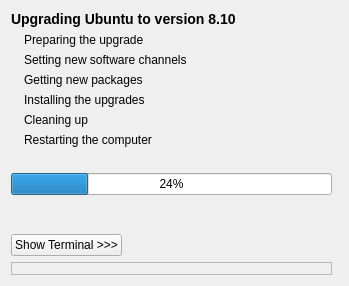
Above: pkgs/update-manager/tags/update-manager-2:0.134.10-0guada1/DistUpgrade/window_main.ui from Https-github-com-sulaeman51/guadalinex-v7 before the change. Below: the same form after it.
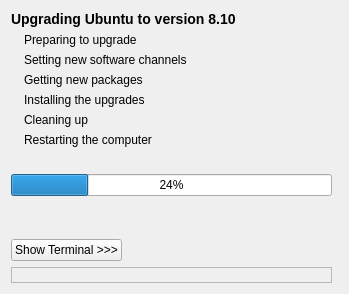
That is the form after the change.

Commit message: * DistUpgrade: load DistUpgradeViewKDE not KDE4 * DistUpgradeViewKDE: Fix various translations * DistUpgradeViewKDE: Add window icon

Patch:
```diff
--- a/pkgs/update-manager/tags/update-manager-2:0.134.10-0guada1/DistUpgrade/window_main.ui
+++ b/pkgs/update-manager/tags/update-manager-2:0.134.10-0guada1/DistUpgrade/window_main.ui
@@ -6,7 +6,7 @@
     <x>0</x>
     <y>0</y>
     <width>349</width>
-    <height>286</height>
+    <height>294</height>
    </rect>
   </property>
   <property name="windowTitle" >
@@ -109,7 +109,7 @@
      <item row="0" column="1" >
       <widget class="QLabel" name="label_step1" >
        <property name="text" >
-        <string>Preparing the upgrade</string>
+        <string>Preparing to upgrade</string>
        </property>
        <property name="wordWrap" >
         <bool>false</bool>
```
Left out of the diff: 6 changed lines with no effect on the pictures. The commit also changes 5 other files.
